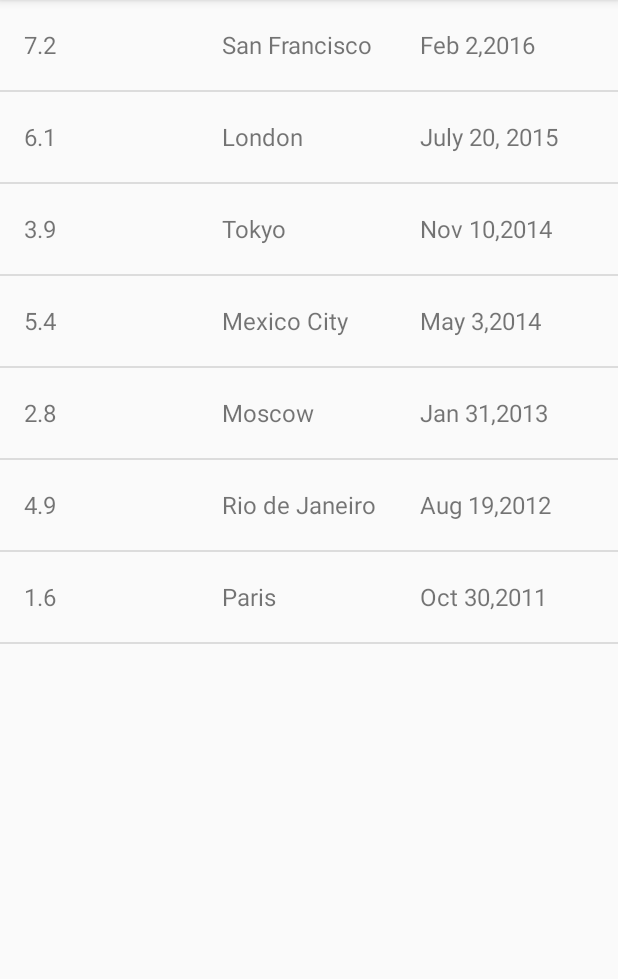
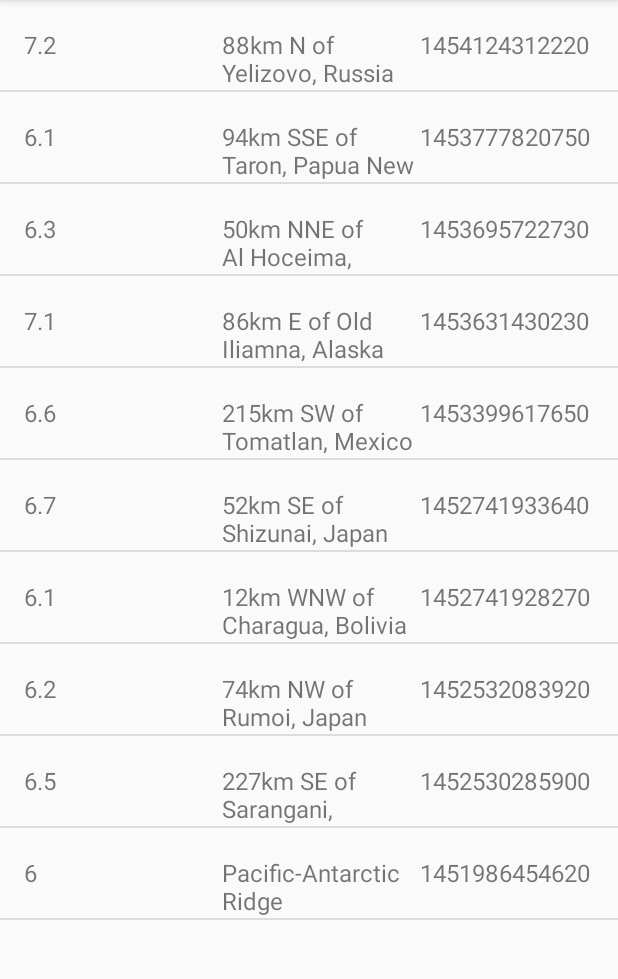
Before and after one commit to KienTPhan/UdacityNetworkingProject, an Android app: the screen it shows after launch (EarthquakeActivity), on a phone screen of 412 x 824 dp, the part 84-1063 px from its top. Run offline under Robolectric (Android 15) with nearby library versions, the phone set to English and light mode, and no system bars.

Commit message:
added QueryUtils which created a fake Json String that we turn into a ArrayList and pass into our list.

```diff
--- a/app/src/main/java/com/example/android/quakereport/EarthquakeActivity.java
+++ b/app/src/main/java/com/example/android/quakereport/EarthquakeActivity.java
@@ -31,15 +31,8 @@ public class EarthquakeActivity extends AppCompatActivity {
         super.onCreate(savedInstanceState);
         setContentView(R.layout.earthquake_activity);
 
-        // Create a fake list of earthquakeItems locations.
-        ArrayList<EarthquakeItem> earthquakes = new ArrayList<EarthquakeItem>();
-        earthquakes.add(new EarthquakeItem("7.2","San Francisco","Feb 2,2016"));
-        earthquakes.add(new EarthquakeItem("6.1","London","July 20, 2015"));
-        earthquakes.add(new EarthquakeItem("3.9","Tokyo","Nov 10,2014"));
-        earthquakes.add(new EarthquakeItem("5.4","Mexico City","May 3,2014"));
-        earthquakes.add(new EarthquakeItem("2.8","Moscow","Jan 31,2013"));
-        earthquakes.add(new EarthquakeItem("4.9","Rio de Janeiro","Aug 19,2012"));
-        earthquakes.add(new EarthquakeItem("1.6","Paris","Oct 30,2011"));
+        // Create a fake list of earthquakes.
+        ArrayList<EarthquakeItem> earthquakes = QueryUtils.extractEarthquakes();
 
         //Initialize EarthQuakeListAdapter
         EarthQuakeListAdapter adapter = new EarthQuakeListAdapter(this, earthquakes);
--- /dev/null
+++ b/app/src/main/java/com/example/android/quakereport/QueryUtils.java
@@ -0,0 +1,94 @@
+package com.example.android.quakereport;
+
+import android.util.Log;
+
+import org.json.JSONArray;
+import org.json.JSONException;
+import org.json.JSONObject;
+
+import java.util.ArrayList;
+
+/**
+ * Helper methods related to requesting and receiving earthquake data from USGS.
+ */
+public final class QueryUtils {
+
+    /** Sample JSON response for a USGS query */
+    private static final String SAMPLE_JSON_RESPONSE = "{\"type\":\"FeatureCollection\",\"metadata\":{\"generated\":1462295443000,\"url\":\"http://earthquake.usgs.gov/fdsnws/event/1/query?format=geojson&starttime=2016-01-01&endtime=2016-01-31&minmag=6&limit=10\",\"title\":\"USGS Earthquakes\",\"status\":200,\"api\":\"1.5.2\",\"limit\":10,\"offset\":1,\"count\":10},\"features\":[{\"type\":\"Feature\",\"properties\":{\"mag\":7.2,\"place\":\"88km N of Yelizovo, Russia\",\"time\":1454124312220,\"updated\":1460674294040,\"tz\":720,\"url\":\"http://earthquake.usgs.gov/earthquakes/eventpage/us20004vvx\",\"detail\":\"http://earthquake.usgs.gov/fdsnws/event/1/query?eventid=us20004vvx&format=geojson\",\"felt\":2,\"cdi\":3.4,\"mmi\":5.82,\"alert\":\"green\",\"status\":\"reviewed\",\"tsunami\":1,\"sig\":798,\"net\":\"us\",\"code\":\"20004vvx\",\"ids\":\",at00o1qxho,pt16030050,us20004vvx,gcmt20160130032510,\",\"sources\":\",at,pt,us,gcmt,\",\"types\":\",cap,dyfi,finite-fault,general-link,general-text,geoserve,impact-link,impact-text,losspager,moment-tensor,nearby-cities,origin,phase-data,shakemap,tectonic-summary,\",\"nst\":null,\"dmin\":0.958,\"rms\":1.19,\"gap\":17,\"magType\":\"mww\",\"type\":\"earthquake\",\"title\":\"M 7.2 - 88km N of Yelizovo, Russia\"},\"geometry\":{\"type\":\"Point\",\"coordinates\":[158.5463,53.9776,177]},\"id\":\"us20004vvx\"},\n" +
+            "{\"type\":\"Feature\",\"properties\":{\"mag\":6.1,\"place\":\"94km SSE of Taron, Papua New Guinea\",\"time\":1453777820750,\"updated\":1460156775040,\"tz\":600,\"url\":\"http://earthquake.usgs.gov/earthquakes/eventpage/us20004uks\",\"detail\":\"http://earthquake.usgs.gov/fdsnws/event/1/query?eventid=us20004uks&format=geojson\",\"felt\":null,\"cdi\":null,\"mmi\":4.1,\"alert\":\"green\",\"status\":\"reviewed\",\"tsunami\":1,\"sig\":572,\"net\":\"us\",\"code\":\"20004uks\",\"ids\":\",us20004uks,gcmt20160126031023,\",\"sources\":\",us,gcmt,\",\"types\":\",cap,geoserve,losspager,moment-tensor,nearby-cities,origin,phase-data,shakemap,tectonic-summary,\",\"nst\":null,\"dmin\":1.537,\"rms\":0.74,\"gap\":25,\"magType\":\"mww\",\"type\":\"earthquake\",\"title\":\"M 6.1 - 94km SSE of Taron, Papua New Guinea\"},\"geometry\":{\"type\":\"Point\",\"coordinates\":[153.2454,-5.2952,26]},\"id\":\"us20004uks\"},\n" +
+            "{\"type\":\"Feature\",\"properties\":{\"mag\":6.3,\"place\":\"50km NNE of Al Hoceima, Morocco\",\"time\":1453695722730,\"updated\":1460156773040,\"tz\":0,\"url\":\"http://earthquake.usgs.gov/earthquakes/eventpage/us10004gy9\",\"detail\":\"http://earthquake.usgs.gov/fdsnws/event/1/query?eventid=us10004gy9&format=geojson\",\"felt\":117,\"cdi\":7.2,\"mmi\":5.28,\"alert\":\"green\",\"status\":\"reviewed\",\"tsunami\":0,\"sig\":695,\"net\":\"us\",\"code\":\"10004gy9\",\"ids\":\",us10004gy9,gcmt20160125042203,\",\"sources\":\",us,gcmt,\",\"types\":\",cap,dyfi,geoserve,impact-text,losspager,moment-tensor,nearby-cities,origin,phase-data,shakemap,tectonic-summary,\",\"nst\":null,\"dmin\":2.201,\"rms\":0.92,\"gap\":20,\"magType\":\"mww\",\"type\":\"earthquake\",\"title\":\"M 6.3 - 50km NNE of Al Hoceima, Morocco\"},\"geometry\":{\"type\":\"Point\",\"coordinates\":[-3.6818,35.6493,12]},\"id\":\"us10004gy9\"},\n" +
+            "{\"type\":\"Feature\",\"properties\":{\"mag\":7.1,\"place\":\"86km E of Old Iliamna, Alaska\",\"time\":1453631430230,\"updated\":1460156770040,\"tz\":-540,\"url\":\"http://earthquake.usgs.gov/earthquakes/eventpage/us10004gqp\",\"detail\":\"http://earthquake.usgs.gov/fdsnws/event/1/query?eventid=us10004gqp&format=geojson\",\"felt\":1816,\"cdi\":7.2,\"mmi\":6.6,\"alert\":\"green\",\"status\":\"reviewed\",\"tsunami\":1,\"sig\":1496,\"net\":\"us\",\"code\":\"10004gqp\",\"ids\":\",at00o1gd6r,us10004gqp,ak12496371,gcmt20160124103030,\",\"sources\":\",at,us,ak,gcmt,\",\"types\":\",cap,dyfi,finite-fault,general-link,general-text,geoserve,impact-link,impact-text,losspager,moment-tensor,nearby-cities,origin,phase-data,shakemap,tectonic-summary,trump-origin,\",\"nst\":null,\"dmin\":0.72,\"rms\":2.11,\"gap\":19,\"magType\":\"mww\",\"type\":\"earthquake\",\"title\":\"M 7.1 - 86km E of Old Iliamna, Alaska\"},\"geometry\":{\"type\":\"Point\",\"coordinates\":[-153.4051,59.6363,129]},\"id\":\"us10004gqp\"},\n" +
+            "{\"type\":\"Feature\",\"properties\":{\"mag\":6.6,\"place\":\"215km SW of Tomatlan, Mexico\",\"time\":1453399617650,\"updated\":1459963829040,\"tz\":-420,\"url\":\"http://earthquake.usgs.gov/earthquakes/eventpage/us10004g4l\",\"detail\":\"http://earthquake.usgs.gov/fdsnws/event/1/query?eventid=us10004g4l&format=geojson\",\"felt\":11,\"cdi\":2.7,\"mmi\":3.92,\"alert\":\"green\",\"status\":\"reviewed\",\"tsunami\":1,\"sig\":673,\"net\":\"us\",\"code\":\"10004g4l\",\"ids\":\",at00o1bebo,pt16021050,us10004g4l,gcmt20160121180659,\",\"sources\":\",at,pt,us,gcmt,\",\"types\":\",cap,dyfi,geoserve,impact-link,impact-text,losspager,moment-tensor,nearby-cities,origin,phase-data,shakemap,tectonic-summary,\",\"nst\":null,\"dmin\":2.413,\"rms\":0.98,\"gap\":74,\"magType\":\"mww\",\"type\":\"earthquake\",\"title\":\"M 6.6 - 215km SW of Tomatlan, Mexico\"},\"geometry\":{\"type\":\"Point\",\"coordinates\":[-106.9337,18.8239,10]},\"id\":\"us10004g4l\"},\n" +
+            "{\"type\":\"Feature\",\"properties\":{\"mag\":6.7,\"place\":\"52km SE of Shizunai, Japan\",\"time\":1452741933640,\"updated\":1459304879040,\"tz\":540,\"url\":\"http://earthquake.usgs.gov/earthquakes/eventpage/us10004ebx\",\"detail\":\"http://earthquake.usgs.gov/fdsnws/event/1/query?eventid=us10004ebx&format=geojson\",\"felt\":51,\"cdi\":5.8,\"mmi\":6.45,\"alert\":\"green\",\"status\":\"reviewed\",\"tsunami\":1,\"sig\":720,\"net\":\"us\",\"code\":\"10004ebx\",\"ids\":\",us10004ebx,pt16014050,at00o0xauk,gcmt20160114032534,\",\"sources\":\",us,pt,at,gcmt,\",\"types\":\",associate,cap,dyfi,geoserve,impact-link,impact-text,losspager,moment-tensor,nearby-cities,origin,phase-data,shakemap,\",\"nst\":null,\"dmin\":0.281,\"rms\":0.98,\"gap\":22,\"magType\":\"mww\",\"type\":\"earthquake\",\"title\":\"M 6.7 - 52km SE of Shizunai, Japan\"},\"geometry\":{\"type\":\"Point\",\"coordinates\":[142.781,41.9723,46]},\"id\":\"us10004ebx\"},\n" +
+            "{\"type\":\"Feature\",\"properties\":{\"mag\":6.1,\"place\":\"12km WNW of Charagua, Bolivia\",\"time\":1452741928270,\"updated\":1459304879040,\"tz\":-240,\"url\":\"http://earthquake.usgs.gov/earthquakes/eventpage/us10004ebw\",\"detail\":\"http://earthquake.usgs.gov/fdsnws/event/1/query?eventid=us10004ebw&format=geojson\",\"felt\":3,\"cdi\":2.2,\"mmi\":2.21,\"alert\":\"green\",\"status\":\"reviewed\",\"tsunami\":0,\"sig\":573,\"net\":\"us\",\"code\":\"10004ebw\",\"ids\":\",us10004ebw,gcmt20160114032528,\",\"sources\":\",us,gcmt,\",\"types\":\",cap,dyfi,geoserve,impact-text,losspager,moment-tensor,nearby-cities,origin,phase-data,shakemap,tectonic-summary,\",\"nst\":null,\"dmin\":5.492,\"rms\":1.04,\"gap\":16,\"magType\":\"mww\",\"type\":\"earthquake\",\"title\":\"M 6.1 - 12km WNW of Charagua, Bolivia\"},\"geometry\":{\"type\":\"Point\",\"coordinates\":[-63.3288,-19.7597,582.56]},\"id\":\"us10004ebw\"},\n" +
+            "{\"type\":\"Feature\",\"properties\":{\"mag\":6.2,\"place\":\"74km NW of Rumoi, Japan\",\"time\":1452532083920,\"updated\":1459304875040,\"tz\":540,\"url\":\"http://earthquake.usgs.gov/earthquakes/eventpage/us10004djn\",\"detail\":\"http://earthquake.usgs.gov/fdsnws/event/1/query?eventid=us10004djn&format=geojson\",\"felt\":8,\"cdi\":3.4,\"mmi\":3.74,\"alert\":\"green\",\"status\":\"reviewed\",\"tsunami\":0,\"sig\":594,\"net\":\"us\",\"code\":\"10004djn\",\"ids\":\",us10004djn,gcmt20160111170803,\",\"sources\":\",us,gcmt,\",\"types\":\",cap,dyfi,geoserve,impact-text,losspager,moment-tensor,nearby-cities,origin,phase-data,shakemap,tectonic-summary,\",\"nst\":null,\"dmin\":1.139,\"rms\":0.96,\"gap\":33,\"magType\":\"mww\",\"type\":\"earthquake\",\"title\":\"M 6.2 - 74km NW of Rumoi, Japan\"},\"geometry\":{\"type\":\"Point\",\"coordinates\":[141.0867,44.4761,238.81]},\"id\":\"us10004djn\"},\n" +
+            "{\"type\":\"Feature\",\"properties\":{\"mag\":6.5,\"place\":\"227km SE of Sarangani, Philippines\",\"time\":1452530285900,\"updated\":1459304874040,\"tz\":480,\"url\":\"http://earthquake.usgs.gov/earthquakes/eventpage/us10004dj5\",\"detail\":\"http://earthquake.usgs.gov/fdsnws/event/1/query?eventid=us10004dj5&format=geojson\",\"felt\":1,\"cdi\":2.7,\"mmi\":7.5,\"alert\":\"green\",\"status\":\"reviewed\",\"tsunami\":1,\"sig\":650,\"net\":\"us\",\"code\":\"10004dj5\",\"ids\":\",at00o0srjp,pt16011050,us10004dj5,gcmt20160111163807,\",\"sources\":\",at,pt,us,gcmt,\",\"types\":\",cap,dyfi,geoserve,impact-link,impact-text,losspager,moment-tensor,nearby-cities,origin,phase-data,shakemap,tectonic-summary,\",\"nst\":null,\"dmin\":3.144,\"rms\":0.72,\"gap\":22,\"magType\":\"mww\",\"type\":\"earthquake\",\"title\":\"M 6.5 - 227km SE of Sarangani, Philippines\"},\"geometry\":{\"type\":\"Point\",\"coordinates\":[126.8621,3.8965,13]},\"id\":\"us10004dj5\"},\n" +
+            "{\"type\":\"Feature\",\"properties\":{\"mag\":6,\"place\":\"Pacific-Antarctic Ridge\",\"time\":1451986454620,\"updated\":1459202978040,\"tz\":-540,\"url\":\"http://earthquake.usgs.gov/earthquakes/eventpage/us10004bgk\",\"detail\":\"http://earthquake.usgs.gov/fdsnws/event/1/query?eventid=us10004bgk&format=geojson\",\"felt\":0,\"cdi\":1,\"mmi\":0,\"alert\":\"green\",\"status\":\"reviewed\",\"tsunami\":0,\"sig\":554,\"net\":\"us\",\"code\":\"10004bgk\",\"ids\":\",us10004bgk,gcmt20160105093415,\",\"sources\":\",us,gcmt,\",\"types\":\",cap,dyfi,geoserve,losspager,moment-tensor,nearby-cities,origin,phase-data,shakemap,\",\"nst\":null,\"dmin\":30.75,\"rms\":0.67,\"gap\":71,\"magType\":\"mww\",\"type\":\"earthquake\",\"title\":\"M 6.0 - Pacific-Antarctic Ridge\"},\"geometry\":{\"type\":\"Point\",\"coordinates\":[-136.2603,-54.2906,10]},\"id\":\"us10004bgk\"}],\"bbox\":[-153.4051,-54.2906,10,158.5463,59.6363,582.56]}";
+
+    /**
+     * Create a private constructor because no one should ever create a {@link QueryUtils} object.
+     * This class is only meant to hold static variables and methods, which can be accessed
+     * directly from the class name QueryUtils (and an object instance of QueryUtils is not needed).
+     */
+    private QueryUtils() {
+    }
+
+    /**
+     * Return a list of {@link EarthquakeItem} objects that has been built up from
+     * parsing a JSON response.
+     */
+    public static ArrayList<EarthquakeItem> extractEarthquakes() {
+
+        // Create an empty ArrayList that we can start adding earthquakes to
+        ArrayList<EarthquakeItem> earthquakes = new ArrayList<>();
+
+        // Try to parse the SAMPLE_JSON_RESPONSE. If there's a problem with the way the JSON
+        // is formatted, a JSONException exception object will be thrown.
+        // Catch the exception so the app doesn't crash, and print the error message to the logs.
+        try {
+
+            // TODO: Parse the response given by the SAMPLE_JSON_RESPONSE string and
+            // build up a list of Earthquake objects with the corresponding data.
+
+            //Convert SAMPLE_JSON_RESPONSE String into a JSONObject
+            JSONObject baseJsonResponse = new JSONObject(SAMPLE_JSON_RESPONSE);
+
+            //Extract “features” JSONArray
+            JSONArray earquakesArray = baseJsonResponse.getJSONArray("features");
+
+            //Loop through each feature in the array
+            for (int i=0; i<earquakesArray.length(); i++) {
+
+                //Get “properties” JSONObject
+                JSONObject properties = earquakesArray.getJSONObject(i).getJSONObject("properties");
+
+                //Extract “mag” for magnitude
+                String mag = properties.getString("mag");
+
+                //Extract “place” for location
+                String place = properties.getString("place");
+
+                //Extract “time” for time
+                String time = properties.getString("time");
+
+                //Create Earthquake java object from magnitude, location, and time
+                EarthquakeItem newEarthQuake = new EarthquakeItem(mag,place, time);
+
+                //Add earthquake to list of earthquakes
+                earthquakes.add(newEarthQuake);
+
+            }
+
+
+        } catch (JSONException e) {
+            // If an error is thrown when executing any of the above statements in the "try" block,
+            // catch the exception here, so the app doesn't crash. Print a log message
+            // with the message from the exception.
+            Log.e("QueryUtils", "Problem parsing the earthquake JSON results", e);
+        }
+
+        // Return the list of earthquakes
+        return earthquakes;
+    }
+
+}
```
